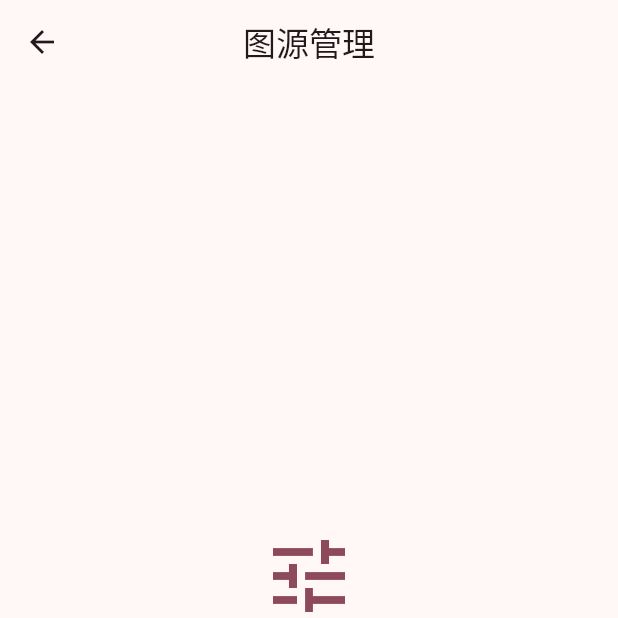
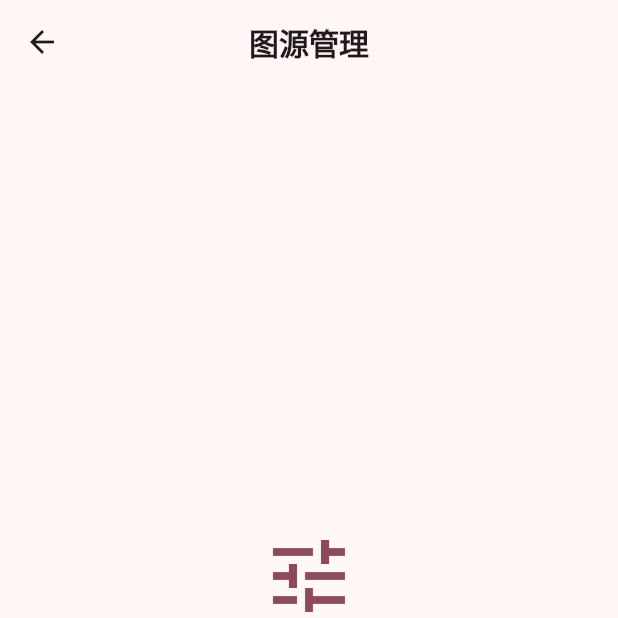
Before and after one commit to growth666/Kirisaki, a Flutter app: the screen it shows after launch, after a tap on "yande.re", after a tap on the "arrow drop up" icon, after a tap on the "tune" icon, on a phone screen of 412 x 824 dp, the top half of it. Run offline on Flutter 3.47's test engine with Material 3 defaults, Android fonts, the phone set to English and light mode, and no system bars; our stand-ins replace cached_network_image, go_router, shared_preferences, web; missing offline and left inert: dart:js_interop; network calls fail; Roboto replaces fonts that are missing (ZCOOL KuaiLe).

Commit message:
优化迭代

```diff
--- /dev/null
+++ b/kirisaki_app/lib/core/router/transitions.dart
@@ -0,0 +1,44 @@
+import 'package:flutter/material.dart';
+import 'package:go_router/go_router.dart';
+
+/// 渐隐式页面转场（200ms，替代默认平台滑动转场，降低渲染压力）。
+CustomTransitionPage<void> fadePage(Widget child) {
+  return CustomTransitionPage<void>(
+    transitionDuration: const Duration(milliseconds: 200),
+    child: child,
+    transitionsBuilder: (
+      BuildContext context,
+      Animation<double> animation,
+      Animation<double> secondaryAnimation,
+      Widget child,
+    ) {
+      return FadeTransition(opacity: animation, child: child);
+    },
+  );
+}
+
+/// 缩放 + 渐隐式转场（200ms，预览页跳转用）。
+CustomTransitionPage<void> zoomFadePage(Widget child) {
+  return CustomTransitionPage<void>(
+    transitionDuration: const Duration(milliseconds: 200),
+    child: child,
+    transitionsBuilder: (
+      BuildContext context,
+      Animation<double> animation,
+      Animation<double> secondaryAnimation,
+      Widget child,
+    ) {
+      final Animation<double> curved = CurvedAnimation(
+        parent: animation,
+        curve: Curves.easeOutCubic,
+      );
+      return FadeTransition(
+        opacity: curved,
+        child: ScaleTransition(
+          scale: Tween<double>(begin: 0.95, end: 1.0).animate(curved),
+          child: child,
+        ),
+      );
+    },
+  );
+}
--- a/kirisaki_app/lib/core/theme/app_theme.dart
+++ b/kirisaki_app/lib/core/theme/app_theme.dart
@@ -1,4 +1,20 @@
 import 'package:flutter/material.dart';
+
+/// 全局字体常量（二次元双层字体方案）。
+abstract final class AppFonts {
+  /// 正文字体：思源黑体在线版（思源柔黑体系）。
+  static const String body = 'Noto Sans SC';
+
+  /// 标题/强调字体：站酷快乐体（提升二次元氛围）。
+  static const String title = 'ZCOOL KuaiLe';
+
+  /// 系统字体栈兜底（非 Web 平台或在线字体加载失败时）。
+  static const List<String> fallback = <String>[
+    'PingFang SC',
+    'Microsoft YaHei',
+    'sans-serif',
+  ];
+}
 
 /// 全局主题配置（Kazumi 风格粉色系，Material 3）。
 abstract final class AppTheme {
@@ -18,8 +34,14 @@ abstract final class AppTheme {
     );
     return ThemeData(
       colorScheme: colorScheme,
+      // 双层字体：默认正文（思源黑体系），标题走 TextTheme 内快乐体；
+      // 字体缺失时回退系统字体栈。
+      fontFamily: AppFonts.body,
+      fontFamilyFallback: AppFonts.fallback,
+      textTheme: _buildTextTheme(colorScheme),
       appBarTheme: AppBarTheme(
         centerTitle: true,
+        // 纯色不透明背景（无半透明效果）。
         backgroundColor: colorScheme.surface,
         foregroundColor: colorScheme.onSurface,
         elevation: 0,
@@ -41,4 +63,44 @@ abstract final class AppTheme {
       ),
     );
   }
+
+  /// 双层 TextTheme：
+  /// - 标题/强调（titleLarge/titleMedium/headlineSmall/labelLarge）
+  ///   使用站酷快乐体；
+  /// - 正文（body*/labelMedium/labelSmall）使用思源黑体系 +
+  ///   常规字重（w400/w500），消除锐利感；
+  /// - 暗黑模式正文用浅灰，避免纯白高对比带来的锐利感。
+  static TextTheme _buildTextTheme(ColorScheme colorScheme) {
+    final bool isDark = colorScheme.brightness == Brightness.dark;
+    // 正文颜色：亮色 onSurface 87% 常规对比；暗黑浅灰。
+    final Color bodyColor = isDark
+        ? const Color(0xFFB8BCC4)
+        : colorScheme.onSurface.withValues(alpha: 0.87);
+
+    final TextTheme base = ThemeData.light().textTheme;
+    final TextStyle titleBase = TextStyle(
+      fontFamily: AppFonts.title,
+      color: colorScheme.onSurface,
+      fontWeight: FontWeight.w700,
+    );
+    final TextStyle bodyBase = TextStyle(
+      fontFamily: AppFonts.body,
+      color: bodyColor,
+      fontWeight: FontWeight.w400,
+    );
+    return base.copyWith(
+      // —— 标题/强调：快乐体 ——
+      headlineSmall: titleBase.copyWith(fontSize: 24),
+      titleLarge: titleBase.copyWith(fontSize: 20),
+      titleMedium: titleBase.copyWith(fontSize: 16, fontWeight: FontWeight.w500),
+      titleSmall: titleBase.copyWith(fontSize: 14, fontWeight: FontWeight.w500),
+      labelLarge: titleBase.copyWith(fontSize: 14, fontWeight: FontWeight.w500),
+      // —— 正文：思源黑体系，常规字重 ——
+      bodyLarge: bodyBase.copyWith(fontSize: 16, fontWeight: FontWeight.w500),
+      bodyMedium: bodyBase.copyWith(fontSize: 14),
+      bodySmall: bodyBase.copyWith(fontSize: 12),
+      labelMedium: bodyBase.copyWith(fontSize: 12, fontWeight: FontWeight.w500),
+      labelSmall: bodyBase.copyWith(fontSize: 11),
+    );
+  }
 }
--- a/kirisaki_app/lib/features/search/presentation/pages/search_page.dart
+++ b/kirisaki_app/lib/features/search/presentation/pages/search_page.dart
@@ -50,7 +50,10 @@ class _SearchPageState extends State<SearchPage>
   String? _lastKeyword; // 当前结果对应的关键词（分页复用）
   SourceConfig? _lastSource; // 当前结果对应的图源（分页复用）
   bool _recommendMode = false; // 当前是否处于推荐流模式
-  bool _showBackToTop = false; // 回到顶部按钮可见性
+
+  /// 回到顶部按钮可见性（ValueNotifier 局部刷新：滚动只更新该值，
+  /// 不触发整页 setState）。
+  final ValueNotifier<bool> _showBackToTopNotifier = ValueNotifier<bool>(false);
 
   /// 回到顶部按钮显示阈值（滚动偏移超过该值显示）。
   static const double _backToTopThreshold = 600;
@@ -71,6 +74,7 @@ class _SearchPageState extends State<SearchPage>
   @override
   void dispose() {
     SearchHistoryService.instance.removeListener(_onHistoryQuickSearch);
+    _showBackToTopNotifier.dispose();
     _scrollController.dispose();
     _searchController.dispose();
     super.dispose();
@@ -97,10 +101,11 @@ class _SearchPageState extends State<SearchPage>
       _loadMore();
     }
     // 回到顶部按钮：下滑超过阈值显示，到顶自动隐藏。
+    // 仅更新 ValueNotifier，不触发整页 setState。
     final bool show =
         _scrollController.position.pixels > _backToTopThreshold;
-    if (show != _showBackToTop) {
-      setState(() => _showBackToTop = show);
+    if (show != _showBackToTopNotifier.value) {
+      _showBackToTopNotifier.value = show;
     }
   }
 
@@ -262,14 +267,24 @@ class _SearchPageState extends State<SearchPage>
           ),
         ],
       ),
-      // 悬浮回到顶部按钮：下滑超过阈值显示，简洁小圆钮不遮挡内容。
-      floatingActionButton: _showBackToTop
-          ? FloatingActionButton.small(
-              tooltip: '回到顶部',
-              onPressed: _scrollToTop,
-              child: const Icon(Icons.keyboard_arrow_up),
-            )
-          : null,
+      // 悬浮回到顶部按钮：ValueListenableBuilder 局部包裹，
+      // 显隐只重建按钮本身；纯色半透明、无模糊混合。
+      floatingActionButton: ValueListenableBuilder<bool>(
+        valueListenable: _showBackToTopNotifier,
+        builder: (BuildContext context, bool show, Widget? child) {
+          if (!show) {
+            return const SizedBox.shrink();
+          }
+          final ColorScheme colorScheme = Theme.of(context).colorScheme;
+          return FloatingActionButton.small(
+            tooltip: '回到顶部',
+            backgroundColor: colorScheme.primary.withValues(alpha: 0.85),
+            foregroundColor: colorScheme.onPrimary,
+            onPressed: _scrollToTop,
+            child: const Icon(Icons.keyboard_arrow_up),
+          );
+        },
+      ),
       body: Column(
         children: [
           _buildFloatingHeader(),
@@ -280,6 +295,7 @@ class _SearchPageState extends State<SearchPage>
   }
 
   /// 固定悬浮导航区：搜索区 + 分类栏，列表滚动时不随动。
+  /// 纯色背景（不透明 surface，无半透明效果）+ 极淡底部阴影（5% alpha）。
   Widget _buildFloatingHeader() {
     final ThemeData theme = Theme.of(context);
     return DecoratedBox(
@@ -287,9 +303,9 @@ class _SearchPageState extends State<SearchPage>
         color: theme.colorScheme.surface,
         boxShadow: const [
           BoxShadow(
-            color: Color(0x14000000),
-            blurRadius: 6,
-            offset: Offset(0, 2),
+            color: Color(0x0D000000),
+            blurRadius: 4,
+            offset: Offset(0, 1),
           ),
         ],
       ),
@@ -338,6 +354,7 @@ class _SearchPageState extends State<SearchPage>
       child: Row(
         children: [
           Expanded(
+            // 输入由 TextEditingController 局部管理，不触发整页 setState。
             child: TextField(
               key: const Key('searchInput'),
               controller: _searchController,
```
Also changed, not shown: kirisaki_app/lib/core/router/app_router.dart (+27 -23 lines), kirisaki_app/lib/features/preview/presentation/pages/image_preview_page.dart (+39 -8 lines), 3 other files.
